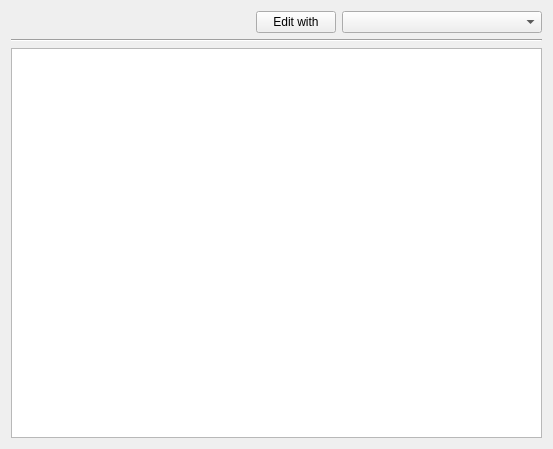
First picture: the form in RequestFlowApp/CoreView/ui/ScriptNodeUi.ui, repository fatehmtd/RequestFlow, before the edit.
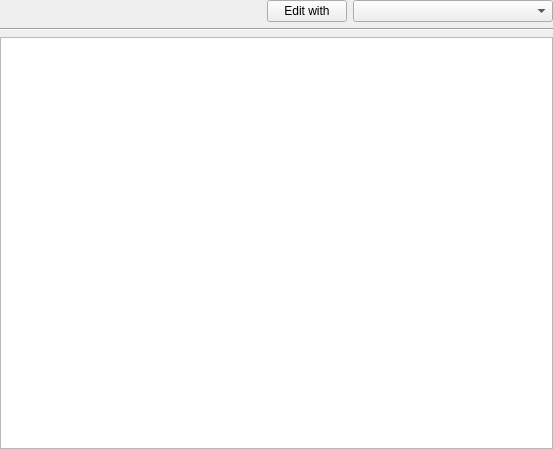
Second picture: the form after the edit.

The edit to the form file:
```diff
--- a/RequestFlowApp/CoreView/ui/ScriptNodeUi.ui
+++ b/RequestFlowApp/CoreView/ui/ScriptNodeUi.ui
@@ -14,6 +14,18 @@
    <string>ScriptNodeWidgetUi</string>
   </property>
   <layout class="QGridLayout" name="gridLayout">
+   <property name="leftMargin">
+    <number>0</number>
+   </property>
+   <property name="topMargin">
+    <number>0</number>
+   </property>
+   <property name="rightMargin">
+    <number>0</number>
+   </property>
+   <property name="bottomMargin">
+    <number>0</number>
+   </property>
    <item row="0" column="0">
     <spacer name="horizontalSpacer">
      <property name="orientation">
```
